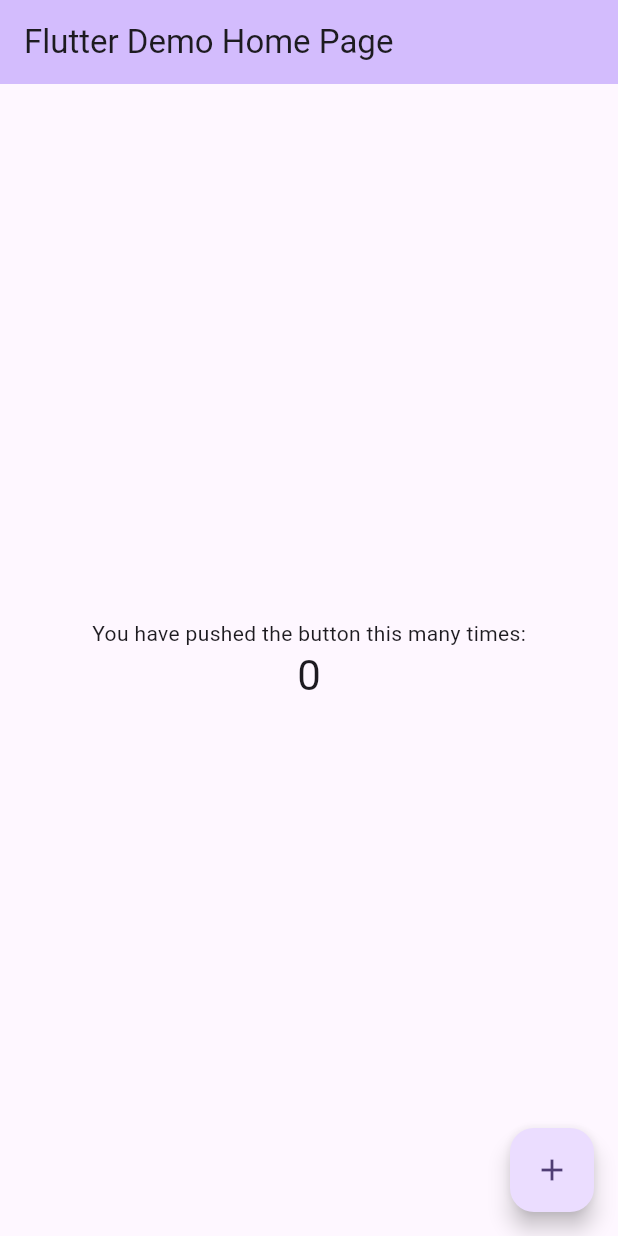
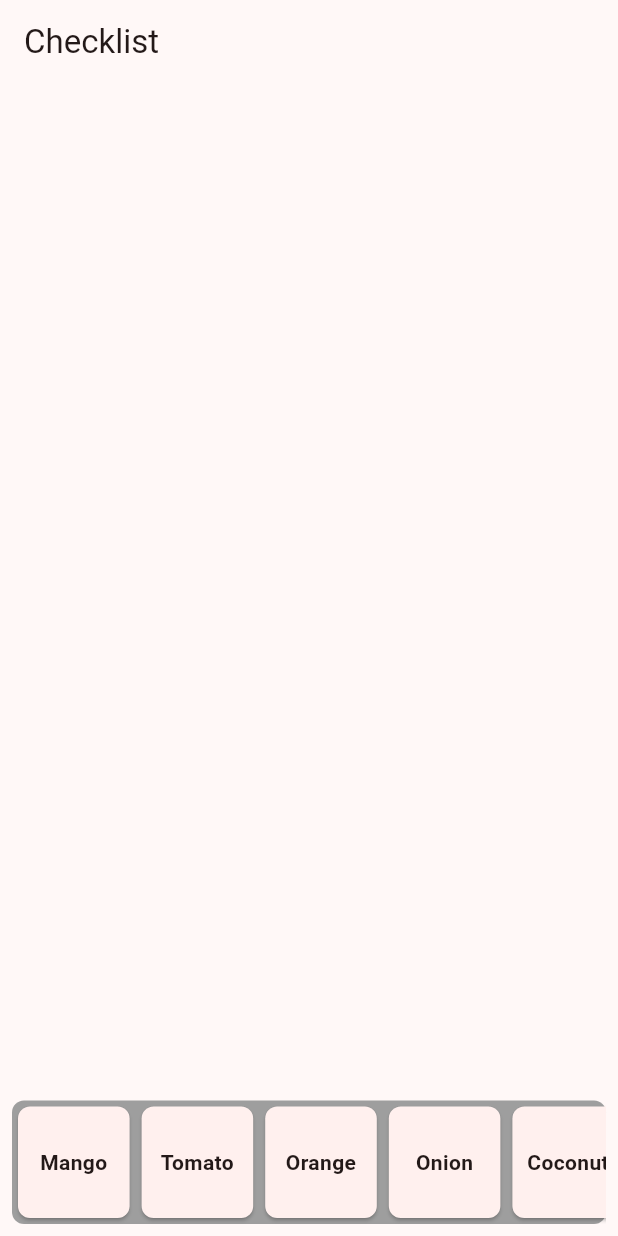
Before and after one commit to krish-techx/refilla, a Flutter app: the screen it shows after launch, on a phone screen of 412 x 824 dp. Run offline on Flutter 3.47's test engine with Material 3 defaults, Android fonts, the phone set to English and light mode, and no system bars.

Commit message:
feat: basic checklist prototype

```diff
--- a/analysis_options.yaml
+++ b/analysis_options.yaml
@@ -1,28 +1,6 @@
-# This file configures the analyzer, which statically analyzes Dart code to
-# check for errors, warnings, and lints.
-#
-# The issues identified by the analyzer are surfaced in the UI of Dart-enabled
-# IDEs (https://dart.dev/tools#ides-and-editors). The analyzer can also be
-# invoked from the command line by running `flutter analyze`.
-
-# The following line activates a set of recommended lints for Flutter apps,
-# packages, and plugins designed to encourage good coding practices.
 include: package:flutter_lints/flutter.yaml
 
 linter:
-  # The lint rules applied to this project can be customized in the
-  # section below to disable rules from the `package:flutter_lints/flutter.yaml`
-  # included above or to enable additional rules. A list of all available lints
-  # and their documentation is published at https://dart.dev/lints.
-  #
-  # Instead of disabling a lint rule for the entire project in the
-  # section below, it can also be suppressed for a single line of code
-  # or a specific dart file by using the `// ignore: name_of_lint` and
-  # `// ignore_for_file: name_of_lint` syntax on the line or in the file
-  # producing the lint.
   rules:
-    # avoid_print: false  # Uncomment to disable the `avoid_print` rule
-    # prefer_single_quotes: true  # Uncomment to enable the `prefer_single_quotes` rule
-
-# Additional information about this file can be found at
-# https://dart.dev/guides/language/analysis-options
+     avoid_print: true
+     prefer_single_quotes: true
--- a/lib/main.dart
+++ b/lib/main.dart
@@ -1,4 +1,5 @@
 import 'package:flutter/material.dart';
+import 'package:provider/provider.dart';
 
 void main() {
   runApp(const MyApp());
@@ -7,116 +8,166 @@ void main() {
 class MyApp extends StatelessWidget {
   const MyApp({super.key});
 
-  // This widget is the root of your application.
   @override
   Widget build(BuildContext context) {
-    return MaterialApp(
-      title: 'Flutter Demo',
+    return ChangeNotifierProvider(
+      create: (context) => StockManager(),
+      builder:
+          (context, child) => MaterialApp(
+            title: 'Refilla',
             theme: ThemeData(
-        // This is the theme of your application.
-        //
-        // TRY THIS: Try running your application with "flutter run". You'll see
-        // the application has a purple toolbar. Then, without quitting the app,
-        // try changing the seedColor in the colorScheme below to Colors.green
-        // and then invoke "hot reload" (save your changes or press the "hot
-        // reload" button in a Flutter-supported IDE, or press "r" if you used
-        // the command line to start the app).
-        //
-        // Notice that the counter didn't reset back to zero; the application
-        // state is not lost during the reload. To reset the state, use hot
-        // restart instead.
-        //
-        // This works for code too, not just values: Most code changes can be
-        // tested with just a hot reload.
-        colorScheme: ColorScheme.fromSeed(seedColor: Colors.deepPurple),
+              colorScheme: ColorScheme.fromSeed(seedColor: Colors.red),
             ),
-      home: const MyHomePage(title: 'Flutter Demo Home Page'),
+            home: const CheckListPage(),
+          ),
     );
   }
 }
 
-class MyHomePage extends StatefulWidget {
-  const MyHomePage({super.key, required this.title});
+class StockManager extends ChangeNotifier {
+  final List<String> checklist = [];
+  final List<String> itemMaster = [
+    'Mango',
+    'Tomato',
+    'Orange',
+    'Onion',
+    'Coconut',
+  ];
 
-  // This widget is the home page of your application. It is stateful, meaning
-  // that it has a State object (defined below) that contains fields that affect
-  // how it looks.
+  void addItemToChecklist(String item) {
+    if (!checklist.contains(item)) {
+      checklist.add(item);
+      notifyListeners();
+    }
+  }
 
-  // This class is the configuration for the state. It holds the values (in this
-  // case the title) provided by the parent (in this case the App widget) and
-  // used by the build method of the State. Fields in a Widget subclass are
-  // always marked "final".
+  removeFromChecklist(String item) {
+    checklist.remove(item);
+    notifyListeners();
+  }
+}
 
-  final String title;
+class CheckListPage extends StatefulWidget {
+  const CheckListPage({super.key});
 
   @override
-  State<MyHomePage> createState() => _MyHomePageState();
+  State<CheckListPage> createState() => _CheckListPageState();
 }
 
-class _MyHomePageState extends State<MyHomePage> {
-  int _counter = 0;
-
-  void _incrementCounter() {
-    setState(() {
-      // This call to setState tells the Flutter framework that something has
-      // changed in this State, which causes it to rerun the build method below
-      // so that the display can reflect the updated values. If we changed
-      // _counter without calling setState(), then the build method would not be
-      // called again, and so nothing would appear to happen.
-      _counter++;
-    });
-  }
-
+class _CheckListPageState extends State<CheckListPage> {
   @override
   Widget build(BuildContext context) {
-    // This method is rerun every time setState is called, for instance as done
-    // by the _incrementCounter method above.
-    //
-    // The Flutter framework has been optimized to make rerunning build methods
-    // fast, so that you can just rebuild anything that needs updating rather
-    // than having to individually change instances of widgets.
+    final stock = context.watch<StockManager>();
+    final checklist = stock.checklist;
+    final itemMaster =
+        stock.itemMaster.where((i) => !checklist.contains(i)).toList();
+
     return Scaffold(
-      appBar: AppBar(
-        // TRY THIS: Try changing the color here to a specific color (to
-        // Colors.amber, perhaps?) and trigger a hot reload to see the AppBar
-        // change color while the other colors stay the same.
-        backgroundColor: Theme.of(context).colorScheme.inversePrimary,
-        // Here we take the value from the MyHomePage object that was created by
-        // the App.build method, and use it to set our appbar title.
-        title: Text(widget.title),
+      appBar: AppBar(title: Text('Checklist')),
+      body: Stack(
+        children: [
+          // Item list
+          SafeArea(
+            child: Padding(
+              padding: const EdgeInsets.symmetric(horizontal: 16),
+              child: Column(
+                children: [
+                  Expanded(
+                    child: GridView.builder(
+                      itemCount: checklist.length,
+                      gridDelegate: SliverGridDelegateWithFixedCrossAxisCount(
+                        crossAxisCount: 3,
+                        mainAxisSpacing: 12,
+                        crossAxisSpacing: 12,
+                        childAspectRatio: 0.8,
                       ),
-      body: Center(
-        // Center is a layout widget. It takes a single child and positions it
-        // in the middle of the parent.
+                      itemBuilder: (context, index) {
+                        final item = checklist[index];
+
+                        return Card(
+                          elevation: 2,
+                          shape: RoundedRectangleBorder(
+                            borderRadius: BorderRadius.circular(8),
+                          ),
+                          child: GestureDetector(
+                            onLongPress: () => stock.removeFromChecklist(item),
+
+                            child: Padding(
+                              padding: const EdgeInsets.all(8.0),
                               child: Column(
-          // Column is also a layout widget. It takes a list of children and
-          // arranges them vertically. By default, it sizes itself to fit its
-          // children horizontally, and tries to be as tall as its parent.
-          //
-          // Column has various properties to control how it sizes itself and
-          // how it positions its children. Here we use mainAxisAlignment to
-          // center the children vertically; the main axis here is the vertical
-          // axis because Columns are vertical (the cross axis would be
-          // horizontal).
-          //
-          // TRY THIS: Invoke "debug painting" (choose the "Toggle Debug Paint"
-          // action in the IDE, or press "p" in the console), to see the
-          // wireframe for each widget.
                                 mainAxisAlignment: MainAxisAlignment.center,
-          children: <Widget>[
-            const Text('You have pushed the button this many times:'),
+                                children: [
                                   Text(
-              '$_counter',
-              style: Theme.of(context).textTheme.headlineMedium,
+                                    item,
+                                    style: const TextStyle(
+                                      fontWeight: FontWeight.bold,
+                                    ),
+                                  ),
+                                  const SizedBox(height: 8),
+                                  const Text(
+                                    '0.0',
+                                    style: TextStyle(color: Colors.grey),
                                   ),
                                 ],
                               ),
                             ),
-      floatingActionButton: FloatingActionButton(
-        onPressed: _incrementCounter,
-        tooltip: 'Increment',
-        child: const Icon(Icons.add),
-      ), // This trailing comma makes auto-formatting nicer for build methods.
+                          ),
+                        );
+                      },
+                    ),
+                  ),
+                ],
+              ),
+            ),
+          ),
+
+          // Item area
+          Positioned(
+            left: 8,
+            right: 8,
+            bottom: 8,
+            child: Container(
+              height: MediaQuery.of(context).size.height * 0.1,
+              width: MediaQuery.of(context).size.width,
+              decoration: BoxDecoration(
+                color: Colors.grey,
+                borderRadius: BorderRadius.circular(8),
+              ),
+              child: ListView.builder(
+                scrollDirection: Axis.horizontal,
+                shrinkWrap: true,
+                padding: EdgeInsets.zero,
+                itemCount: itemMaster.length,
+                itemBuilder: (context, index) {
+                  final item = itemMaster[index];
+
+                  return SizedBox(
+                    height: MediaQuery.of(context).size.height * 0.1,
+                    width: MediaQuery.of(context).size.height * 0.1,
+                    child: Card(
+                      shape: RoundedRectangleBorder(
+                        borderRadius: BorderRadius.circular(8),
+                      ),
+                      // color: Colors.teal.shade100,
+                      child: InkWell(
+                        onTap: () => stock.addItemToChecklist(item),
+                        borderRadius: BorderRadius.circular(8),
+                        child: Center(
+                          child: Text(
+                            item,
+                            textAlign: TextAlign.center,
+                            style: const TextStyle(fontWeight: FontWeight.w600),
+                          ),
+                        ),
+                      ),
+                    ),
+                  );
+                },
+              ),
+            ),
+          ),
+        ],
+      ),
     );
   }
 }
```
Also changed, not shown: pubspec.yaml (+2 -70 lines), pubspec.lock. Lines whose indentation alone changed are shown as unchanged.
